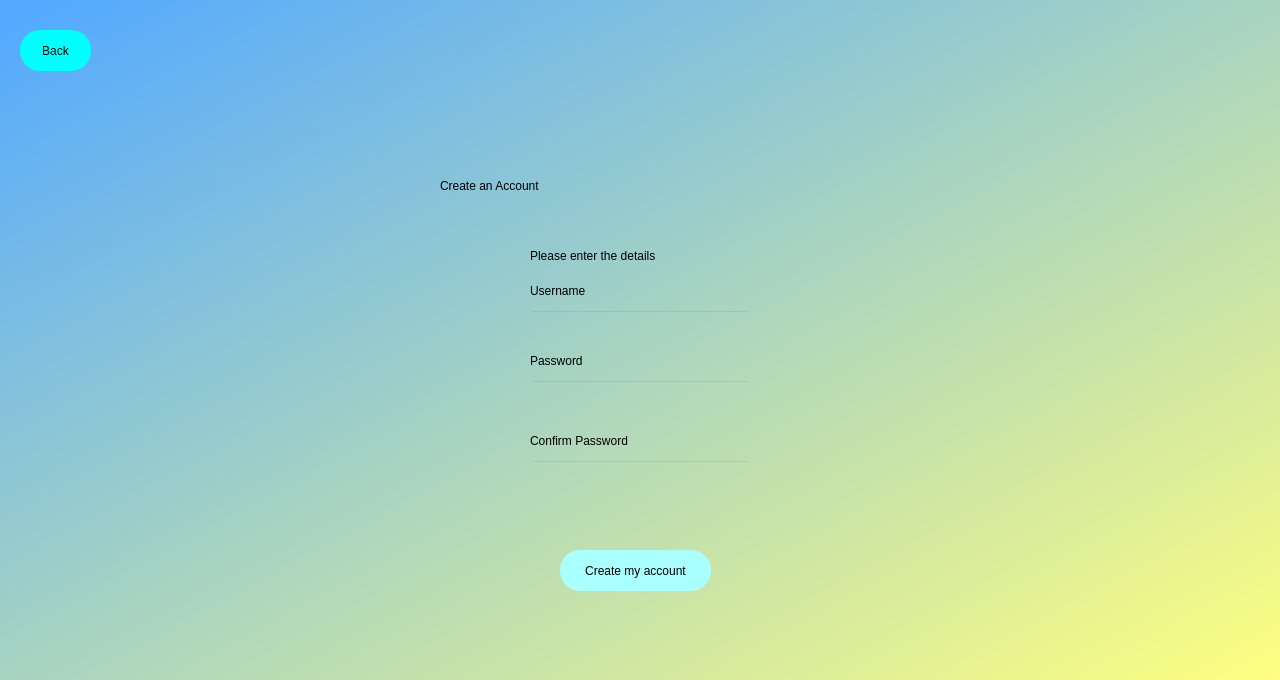
Above: createnewacc.ui from jayeshkrt/NotesRevisor before the change. Below: the same form after it.
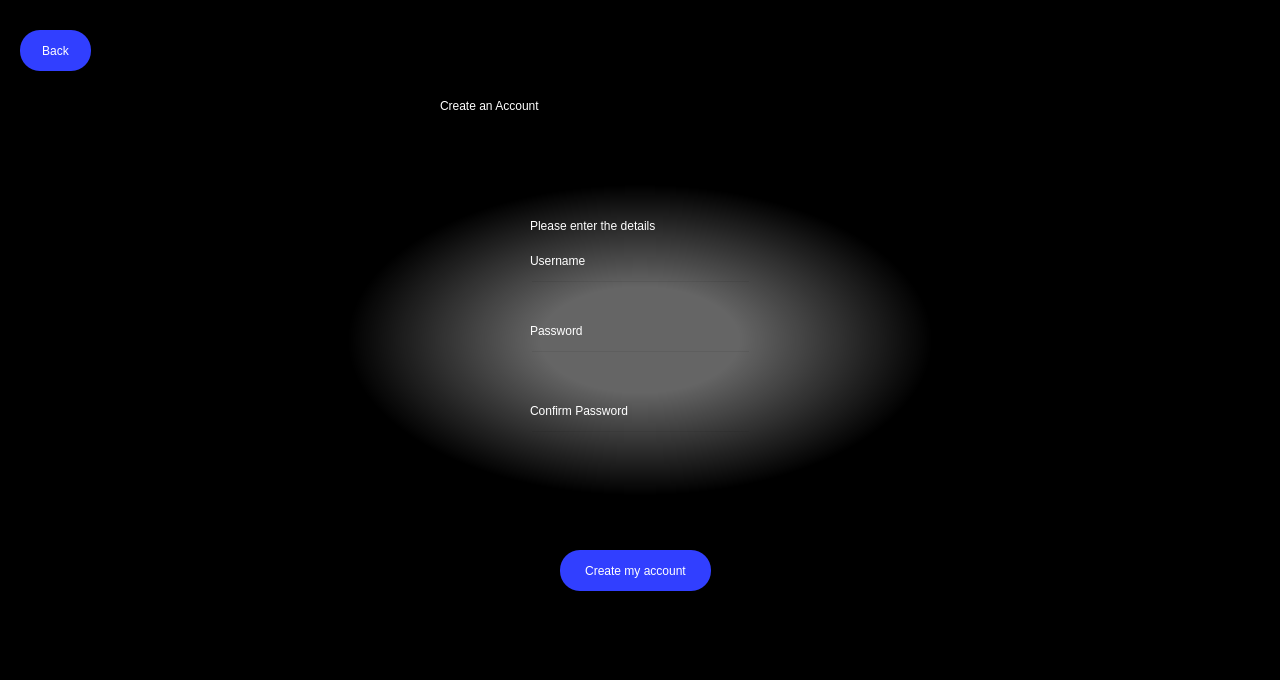
That is the form after the change.

Commit message: Introduced dark mode. Fixed color changes

The edit to the form file:
```diff
--- a/createnewacc.ui
+++ b/createnewacc.ui
@@ -24,19 +24,19 @@
    </property>
    <property name="styleSheet">
     <string notr="true">QWidget#bgwidget{
-background-color: qlineargradient(spread:pad, x1:0.0113636, y1:0.034, x2:1, y2:1, stop:0 rgba(85, 170, 255, 255), stop:1 rgba(255, 255, 127, 255));}</string>
+background-color: qradialgradient(spread:pad, cx:0.5, cy:0.5, radius:0.5, fx:0.5, fy:0.5, stop:0.15534 rgba(101, 101, 101, 255), stop:0.456311 rgba(0, 0, 0, 255));}</string>
    </property>
    <widget class="QLabel" name="label">
     <property name="geometry">
      <rect>
       <x>440</x>
-      <y>150</y>
-      <width>371</width>
+      <y>70</y>
+      <width>441</width>
       <height>71</height>
      </rect>
     </property>
     <property name="styleSheet">
-     <string notr="true">color: rgb(0, 0, 0);
+     <string notr="true">color: rgb(255, 255, 255);
 font: 36pt &quot;Calibri&quot;;</string>
     </property>
     <property name="text">
@@ -47,14 +47,14 @@
     <property name="geometry">
      <rect>
       <x>530</x>
-      <y>230</y>
+      <y>200</y>
       <width>231</width>
       <height>51</height>
      </rect>
     </property>
     <property name="styleSheet">
      <string notr="true">font: 16pt &quot;Arial&quot;;
-color: rgb(0, 0, 0);</string>
+color: rgb(255, 255, 255);</string>
     </property>
     <property name="text">
      <string>Please enter the details</string>
@@ -72,7 +72,8 @@
     <property name="styleSheet">
      <string notr="true">border-radius: 20px;
 font: 12pt &quot;Arial&quot;;
-background-color: rgb(170, 255, 255);</string>
+color: rgb(255,255,255);
+background-color: rgb(49, 63, 255);</string>
     </property>
     <property name="text">
      <string>Create my account</string>
@@ -82,7 +83,7 @@
     <property name="geometry">
      <rect>
       <x>530</x>
-      <y>310</y>
+      <y>280</y>
       <width>221</width>
       <height>31</height>
      </rect>
@@ -96,7 +97,7 @@
     <property name="geometry">
      <rect>
       <x>530</x>
-      <y>380</y>
+      <y>350</y>
       <width>221</width>
       <height>31</height>
      </rect>
@@ -113,13 +114,14 @@
     <property name="geometry">
      <rect>
       <x>530</x>
-      <y>280</y>
-      <width>71</width>
+      <y>250</y>
+      <width>81</width>
       <height>21</height>
      </rect>
     </property>
     <property name="styleSheet">
-     <string notr="true">font: 12pt &quot;Arial&quot;;</string>
+     <string notr="true">font: 12pt &quot;Arial&quot;;
+color: rgb(255,255,255);</string>
     </property>
     <property name="text">
      <string>Username</string>
@@ -129,13 +131,14 @@
     <property name="geometry">
      <rect>
       <x>530</x>
-      <y>350</y>
+      <y>320</y>
       <width>71</width>
       <height>21</height>
      </rect>
     </property>
     <property name="styleSheet">
-     <string notr="true">font: 12pt &quot;Arial&quot;;</string>
+     <string notr="true">font: 12pt &quot;Arial&quot;;
+color: rgb(255,255,255);</string>
     </property>
     <property name="text">
      <string>Password</string>
@@ -162,30 +165,31 @@
     <property name="geometry">
      <rect>
       <x>530</x>
-      <y>460</y>
-      <width>221</width>
-      <height>31</height>
-     </rect>
-    </property>
-    <property name="styleSheet">
-     <string notr="true">background-color: rgba(0,0,0,0);
-font: 12pt &quot;Arial&quot;;</string>
-    </property>
-    <property name="echoMode">
-     <enum>QLineEdit::Password</enum>
-    </property>
-   </widget>
-   <widget class="QLabel" name="label_5">
-    <property name="geometry">
-     <rect>
-      <x>530</x>
       <y>430</y>
+      <width>221</width>
+      <height>31</height>
+     </rect>
+    </property>
+    <property name="styleSheet">
+     <string notr="true">background-color: rgba(0,0,0,0);
+font: 12pt &quot;Arial&quot;;</string>
+    </property>
+    <property name="echoMode">
+     <enum>QLineEdit::Password</enum>
+    </property>
+   </widget>
+   <widget class="QLabel" name="label_5">
+    <property name="geometry">
+     <rect>
+      <x>530</x>
+      <y>400</y>
       <width>141</width>
       <height>21</height>
      </rect>
     </property>
     <property name="styleSheet">
-     <string notr="true">font: 12pt &quot;Arial&quot;;</string>
+     <string notr="true">font: 12pt &quot;Arial&quot;;
+color: rgb(255,255,255);</string>
     </property>
     <property name="text">
      <string>Confirm Password</string>
@@ -202,8 +206,9 @@
     </property>
     <property name="styleSheet">
      <string notr="true">border-radius: 20px;
-background-color: rgb(0, 255, 255);
-font: 12pt &quot;Arial&quot;;</string>
+background-color: rgb(49, 63, 255);
+font: 12pt &quot;Arial&quot;;
+color: rgb(255,255,255);</string>
     </property>
     <property name="text">
      <string>Back</string>
```
The commit also changes 8 other files.
